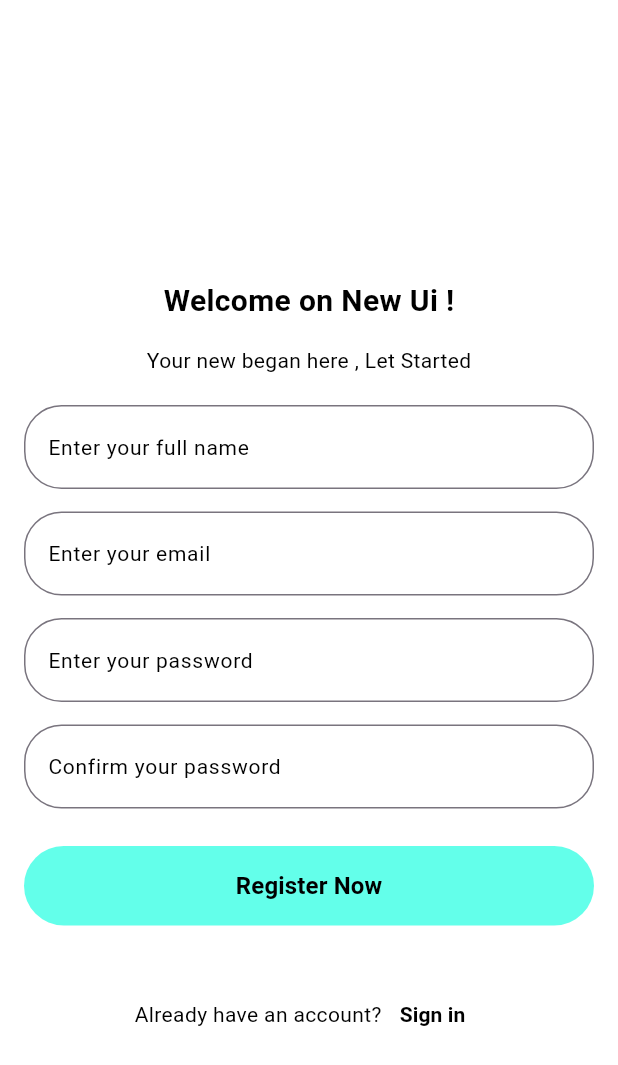
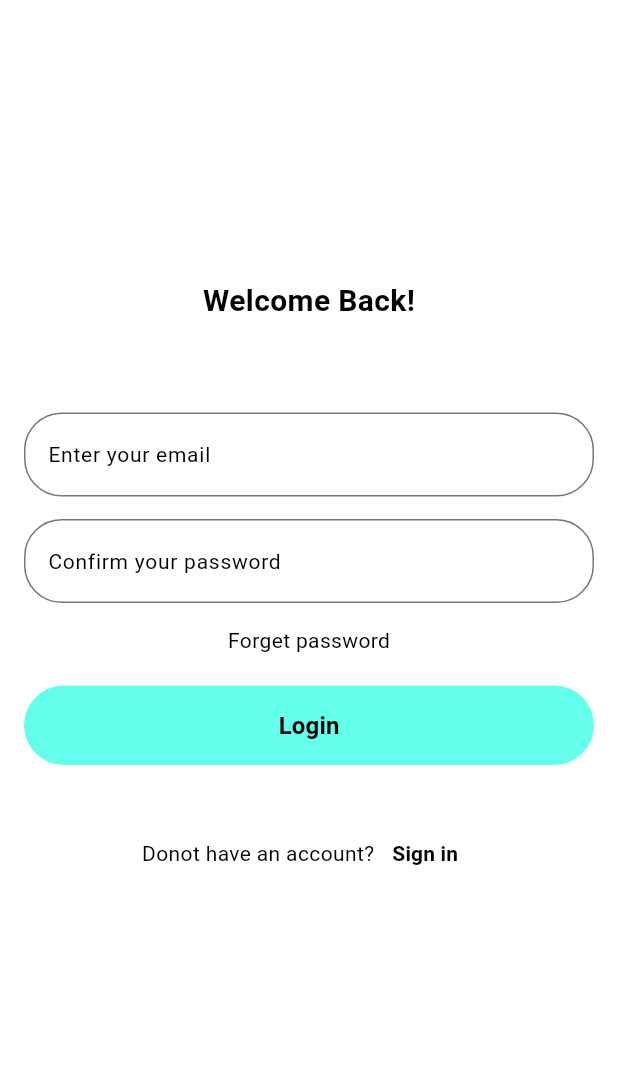
Before and after one commit to hodawahied10/to_do_list, a Flutter app: the registerScreen screen opened by its route, after a tap on "Register Now", on a phone screen of 412 x 824 dp. Shown: the top 1065 px of the screen. Run offline on Flutter 3.47's test engine with Material 3 defaults, Android fonts, the phone set to English and light mode, and no system bars.

Commit message:
+Main registerScreen2 (LoginScreen)

```diff
--- a/lib/main.dart
+++ b/lib/main.dart
@@ -1,5 +1,6 @@
 import 'package:flutter/material.dart';
 import 'package:to_do_list/register1.dart';
+import 'package:to_do_list/register2.dart';
 import 'package:to_do_list/splashScreen.dart';
 
 void main() {
@@ -17,6 +18,7 @@ class MyApp extends StatelessWidget {
       routes: {
         splashScreen.routName:(_)=>splashScreen(),
        registerScreen.routName:(_)=>registerScreen(),
+        registerScreen2.routName:(_)=>registerScreen2(),
       },
       initialRoute: splashScreen.routName,
 
--- a/lib/register1.dart
+++ b/lib/register1.dart
@@ -1,5 +1,6 @@
 
 import 'package:flutter/material.dart';
+import 'package:to_do_list/register2.dart';
 
 class registerScreen extends StatelessWidget{
   static const String routName = 'registerScreen';
@@ -96,7 +97,7 @@ class registerScreen extends StatelessWidget{
                 padding: const EdgeInsets.only(bottom:35),
                 child: ElevatedButton(
                   onPressed: () {
-                    Navigator.pushNamed(context,registerScreen.routName);
+                    Navigator.pushNamed(context,registerScreen2.routName);
                   },
                   style: ElevatedButton.styleFrom(
                     padding: EdgeInsets.zero,
--- /dev/null
+++ b/lib/register2.dart
@@ -0,0 +1,129 @@
+
+import 'package:flutter/material.dart';
+
+class registerScreen2 extends StatelessWidget{
+  static const String routName = 'registerScreen2';
+  @override
+  Widget build(BuildContext context) {
+    return Scaffold(
+      backgroundColor: Colors.white,
+      body: SafeArea(
+
+        child: SingleChildScrollView(
+
+          child: Padding(
+            padding: const EdgeInsets.all(16),
+            child: Column(
+                children: [
+                  SizedBox(height: 170),
+                  Text('Welcome Back!',
+                    style: TextStyle(
+                        fontWeight: FontWeight.bold,
+                        fontSize: 20,
+                        color: Colors.black
+                    ),
+                  ),
+                  SizedBox(height:60),
+
+                  TextFormField(
+                    keyboardType: TextInputType.emailAddress,
+                    decoration: InputDecoration(
+
+                      hintText: 'Enter your email',
+                      hintStyle: TextStyle(
+                          color: Colors.black,
+                          fontSize: 14
+                      ),
+                      border: OutlineInputBorder(
+                          borderRadius: BorderRadius.circular(25)
+                      ),
+                    ),
+
+                  ),
+                  SizedBox(height:15),
+                  TextFormField(
+                    keyboardType: TextInputType.emailAddress,
+                    decoration: InputDecoration(
+
+                      hintText: 'Confirm your password',
+                      hintStyle: TextStyle(
+                          color: Colors.black,
+                          fontSize: 14
+                      ),
+                      border: OutlineInputBorder(
+                          borderRadius: BorderRadius.circular(25)
+                      ),
+                    ),
+
+                  ),
+                  SizedBox(height:15),
+                  Text('Forget password',
+                    style: TextStyle(
+                      color: Colors.black,
+                      fontSize: 14
+                    ),
+                  ),
+                  SizedBox(height:20),
+                  Padding(
+                    padding: const EdgeInsets.only(bottom:35),
+                    child: ElevatedButton(
+                      onPressed: () {
+                       // Navigator.pushNamed(context,registerScreen.routName);
+                      },
+                      style: ElevatedButton.styleFrom(
+                        padding: EdgeInsets.zero,
+                        backgroundColor: Colors.transparent,
+                        shadowColor: Colors.transparent,
+                      ),
+                      child: Container(
+                        decoration: BoxDecoration(
+                          color: Color(0xFF63FFEA),
+                          borderRadius: BorderRadius.circular(65),
+                        ),
+                        padding: EdgeInsets.symmetric(vertical: 15, horizontal: 40),
+                        child: Center(
+                          child: Text(
+                            'Login',
+                            style: TextStyle(
+                              color: Colors.black,
+                              fontSize: 16,
+                              fontWeight: FontWeight.bold,
+                            ),
+                          ),
+                        ),
+                      ),
+                    ),
+                  ),
+                  Row(
+                    mainAxisAlignment: MainAxisAlignment.center,
+                    children: [
+                      Text('Donot have an account?',
+                        style: TextStyle(
+                            color: Colors.black,
+                            fontSize: 14
+                        ),
+                      ),
+                      TextButton(onPressed: (){},
+                          child:Text('Sign in',
+                            style: TextStyle(
+                                color: Colors.black,
+                                fontSize: 14,
+                                fontWeight: FontWeight.bold
+                            ),
+                          ))
+                    ],
+                  )
+
+
+
+
+                ]
+            ),
+          ),
+
+        ),
+      ),
+    );
+  }
+
+}
```
